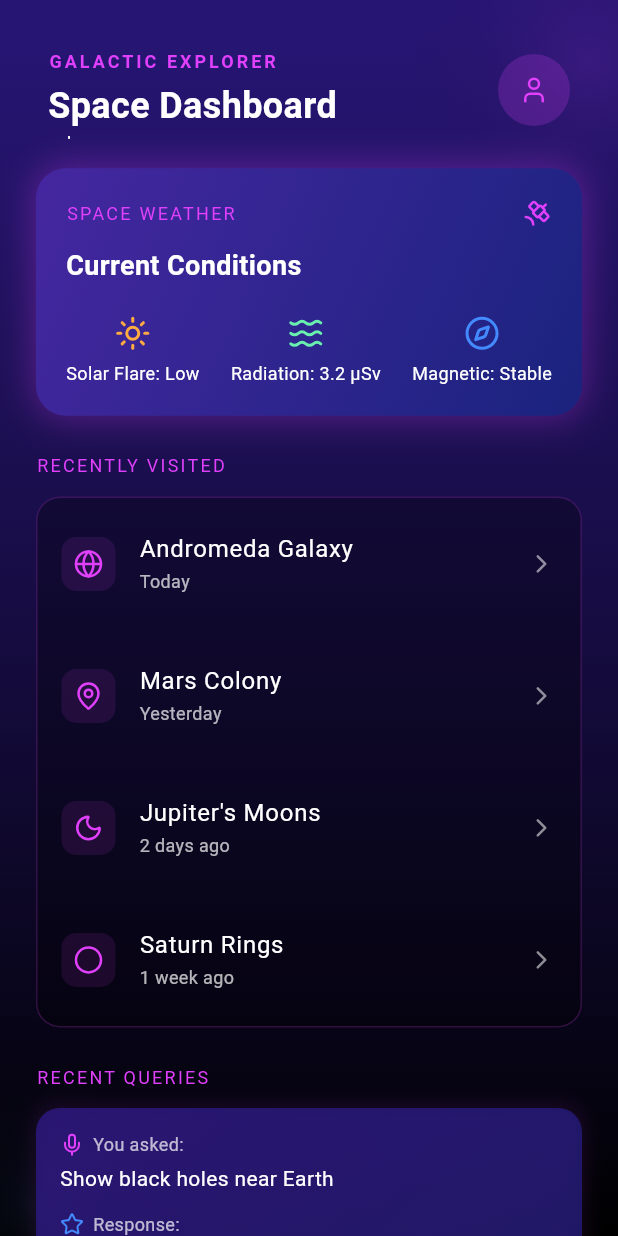
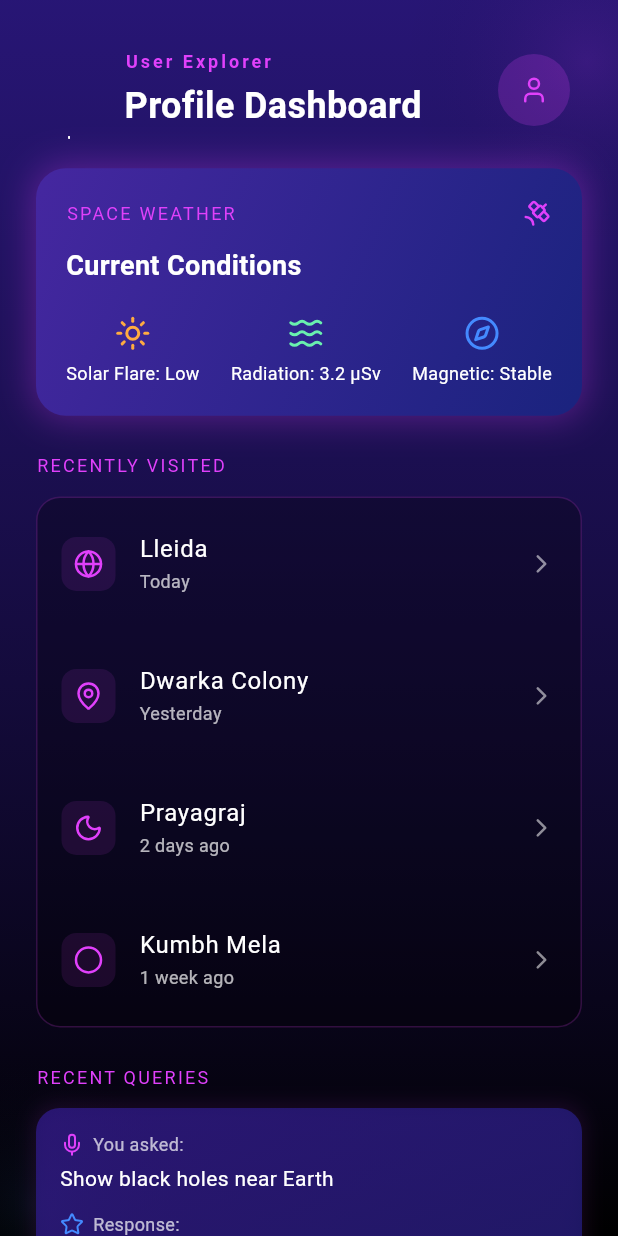
Before and after one commit to ADITYA-BHATTACHARYA-DEV/NaviGlass_App, a Flutter app: the SpaceDashboard screen opened by its route, on a phone screen of 412 x 824 dp. Run offline on Flutter 3.47's test engine with Material 3 defaults, Android fonts, the phone set to English and light mode, and no system bars; our stand-ins replace lucide_icons.

Commit message:
Updated UI Screens

```diff
--- a/lib/screens/about_screen.dart
+++ b/lib/screens/about_screen.dart
@@ -44,15 +44,18 @@ class SpaceDashboard extends StatelessWidget {
 
   Widget _buildAppBar(bool isSmallScreen) {
     return Padding(
+
       padding: EdgeInsets.symmetric(horizontal: isSmallScreen ? 0 : 8),
       child: Row(
+
         mainAxisAlignment: MainAxisAlignment.spaceBetween,
-        children: [
+        children: [ SizedBox(height: 10),
           Column(
+
             crossAxisAlignment: CrossAxisAlignment.start,
             children: [
               Text(
-                "GALACTIC EXPLORER",
+                "User Explorer",
                 style: TextStyle(
                   color: Colors.purpleAccent,
                   fontSize: isSmallScreen ? 10 : 12,
@@ -62,7 +65,7 @@ class SpaceDashboard extends StatelessWidget {
               ),
               SizedBox(height: 4),
               Text(
-                "Space Dashboard",
+                "Profile Dashboard",
                 style: TextStyle(
                   color: Colors.white,
                   fontSize: isSmallScreen ? 20 : 24,
@@ -192,10 +195,10 @@ class SpaceDashboard extends StatelessWidget {
 
   Widget _buildRecentPlaces(BuildContext context, bool isSmallScreen) {
     final recentPlaces = [
-      {"name": "Andromeda Galaxy", "date": "Today", "icon": LucideIcons.globe},
-      {"name": "Mars Colony", "date": "Yesterday", "icon": LucideIcons.mapPin},
-      {"name": "Jupiter's Moons", "date": "2 days ago", "icon": LucideIcons.moon},
-      {"name": "Saturn Rings", "date": "1 week ago", "icon": LucideIcons.circle},
+      {"name": "Lleida", "date": "Today", "icon": LucideIcons.globe},
+      {"name": "Dwarka Colony", "date": "Yesterday", "icon": LucideIcons.mapPin},
+      {"name": "Prayagraj", "date": "2 days ago", "icon": LucideIcons.moon},
+      {"name": "Kumbh Mela", "date": "1 week ago", "icon": LucideIcons.circle},
     ];
 
     return Column(
```
Also changed, not shown: lib/screens/gesture_calibration.dart (+12 -4 lines), lib/screens/head_tracking_screen.dart (+15 -3 lines).
